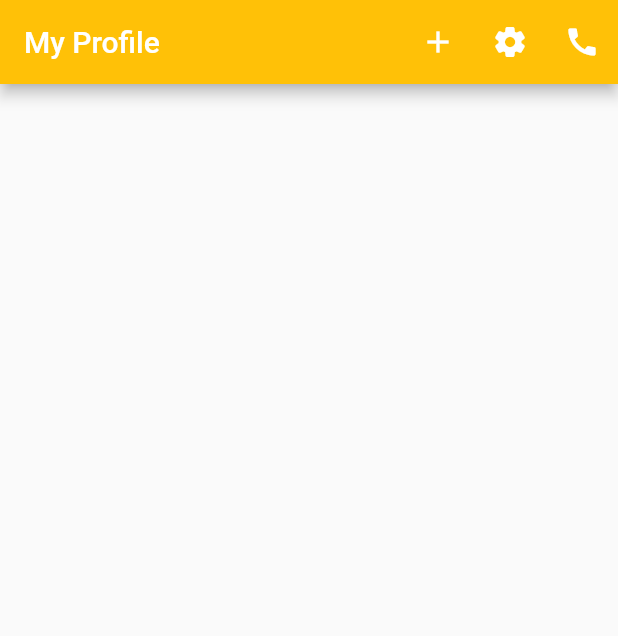
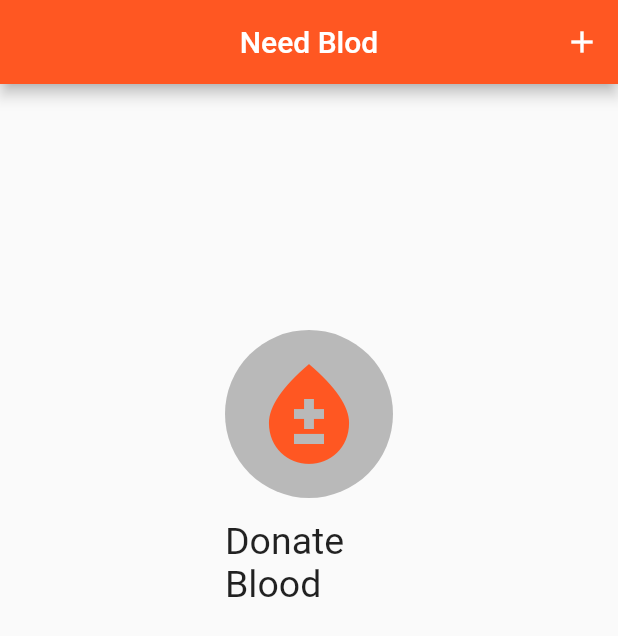
Before and after one commit to Hsakib94/livetest2, a Flutter app: the screen it shows after launch, on a phone screen of 412 x 824 dp. Shown: the top 636 px of the screen. Run offline on Flutter 3.47's test engine with Material 2 defaults, Android fonts, the phone set to English and light mode, and no system bars.

Commit message:
live test

```diff
--- a/lib/main.dart
+++ b/lib/main.dart
@@ -33,15 +33,40 @@ class HomeActivity extends StatelessWidget{
     return Scaffold(
 
       appBar: AppBar(
-        title: Text("My Profile"),
-        backgroundColor: Colors.amber,
+        centerTitle: true,
+        title: Text("Need Blod"),
+        backgroundColor: Colors.deepOrange,
         actions: [
           IconButton(onPressed: (){}, icon: Icon(Icons.add)),
-          IconButton(onPressed: (){}, icon: Icon(Icons.settings_rounded)),
-          IconButton(onPressed: (){}, icon: Icon(Icons.call))
+
         ],
       ),
 
+
+      body: Container(
+    margin:  EdgeInsets.all(150),
+    child: Center(
+        child: Column(
+          children: [
+            CircleAvatar(
+
+              radius: 70,
+          backgroundColor: Colors.black26,
+          child: IconButton(onPressed: (){}, icon: Icon(Icons.bloodtype_sharp, color: Colors.deepOrange),
+            iconSize: 80,
+
+
+            )
+
+            ),
+            Text("Donate Blood",
+              style: TextStyle(fontSize: 25),
+            ),
+          ],
+        ),
+      ),
+
+      )
     );
 
   }
```
